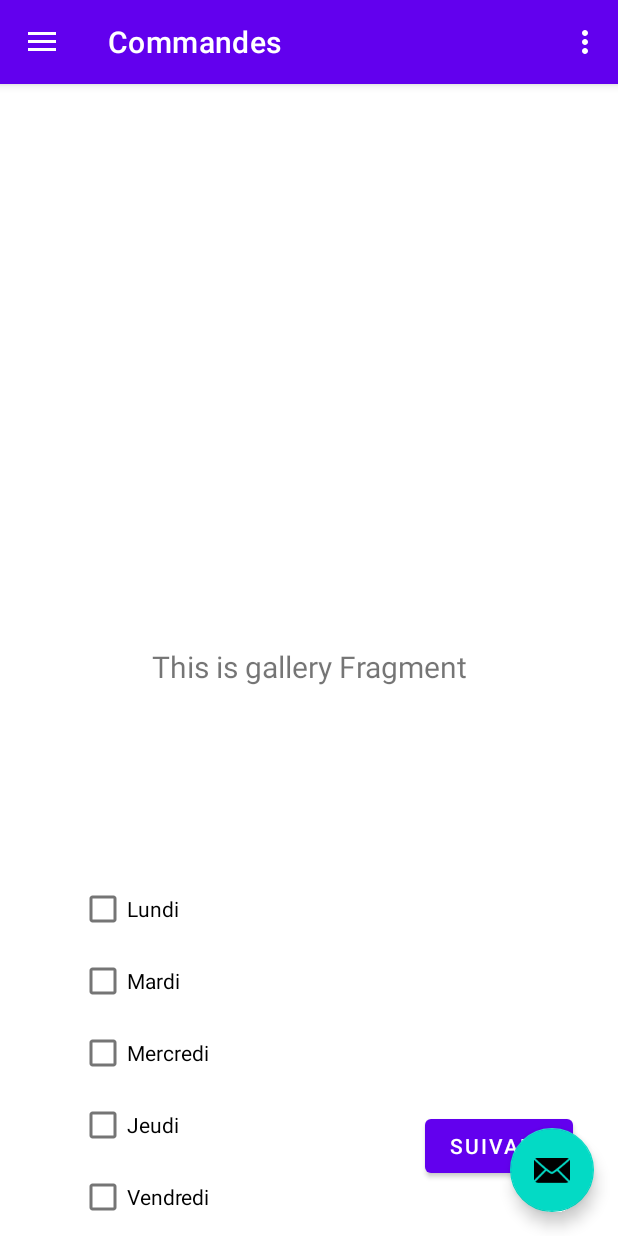
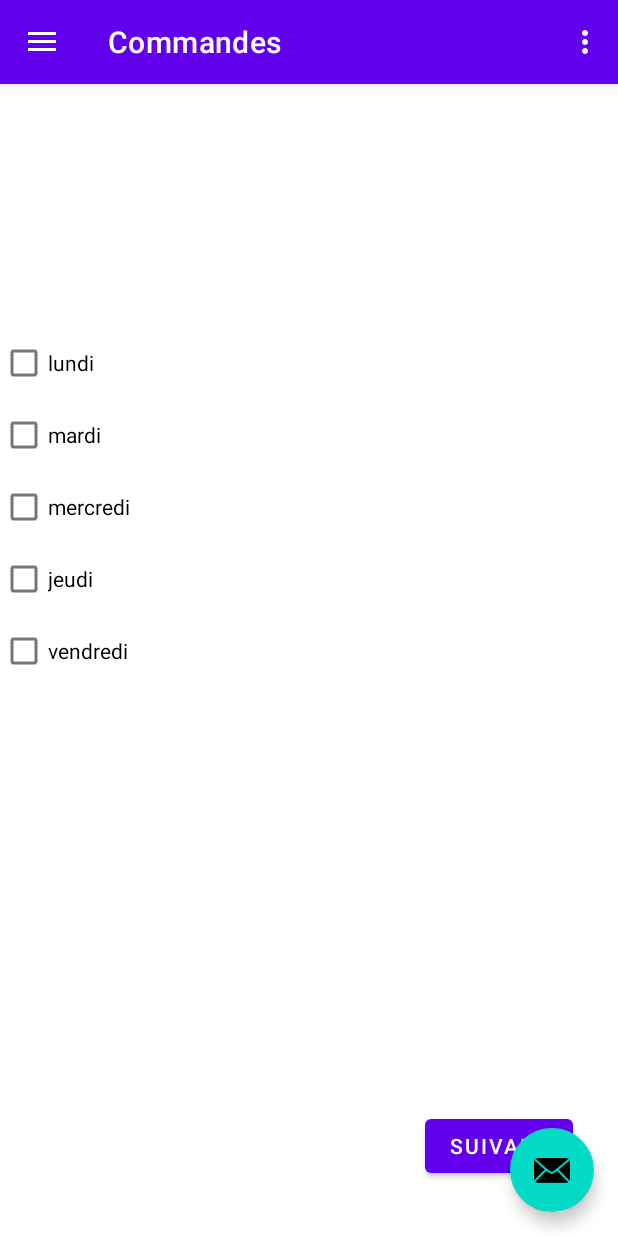
Before and after one commit to BentahriMerwane/hackathon-2021-Ephec, an Android app: the screen it shows after launch (MainActivity), in the side drawer, after a tap on "Commandes", on a phone screen of 412 x 824 dp. Run offline under Robolectric (Android 15) with nearby library versions, the phone set to English and light mode, and no system bars; our stand-ins replace navigation-ui.

Commit message:
repas et commande

```diff
--- a/app/src/main/java/com/example/myapplication/ui/commande/CommandeViewModel.kt
+++ b/app/src/main/java/com/example/myapplication/ui/commande/CommandeViewModel.kt
@@ -7,7 +7,7 @@ import androidx.lifecycle.ViewModel
 class CommandeViewModel : ViewModel() {
 
     private val _text = MutableLiveData<String>().apply {
-        value = "This is gallery Fragment"
+        value = ""
     }
     val text: LiveData<String> = _text
 }
--- a/app/src/main/res/layout/fragment_commandes.xml
+++ b/app/src/main/res/layout/fragment_commandes.xml
@@ -19,46 +19,40 @@
         app:layout_constraintEnd_toEndOf="parent"
         app:layout_constraintStart_toStartOf="parent"
         app:layout_constraintTop_toTopOf="parent" />
+
     <TableLayout
         android:id="@+id/tableLayout"
-        android:layout_width="409dp"
-        android:layout_height="0dp"
-        android:layout_marginBottom="2dp"
-        app:layout_constraintBottom_toBottomOf="parent"
-        app:layout_constraintEnd_toEndOf="parent"
-        app:layout_constraintTop_toBottomOf="@+id/textView2">
+        android:layout_width="match_parent"
+        android:layout_height="wrap_content"
+        app:layout_constraintBottom_toBottomOf="@+id/nav_commandes"
+        app:layout_constraintEnd_toEndOf="parent">
 
 
         <CheckBox
             android:id="@+id/lundi"
-            android:text="Lundi"
-            android:translationX="50dp" />
+            android:text="@string/lundi" />
 
         <CheckBox
             android:id="@+id/mardi"
             android:layout_width="match_parent"
             android:layout_height="wrap_content"
-            android:text="Mardi"
-            android:translationX="50dp" />
+            android:text="@string/mardi" />
 
         <CheckBox
             android:id="@+id/mercredi"
-            android:text="Mercredi"
-            android:translationX="50dp" />
+            android:text="@string/mercredi" />
 
         <CheckBox
             android:id="@+id/jeudi"
             android:layout_width="match_parent"
             android:layout_height="wrap_content"
-            android:text="Jeudi"
-            android:translationX="50dp" />
+            android:text="@string/jeudi" />
 
         <CheckBox
             android:id="@+id/vendredi"
             android:layout_width="match_parent"
             android:layout_height="wrap_content"
-            android:text="Vendredi"
-            android:translationX="50dp" />
+            android:text="@string/vendredi" />
     </TableLayout>
 
     <Button
--- a/app/src/main/res/layout/fragment_repas.xml
+++ b/app/src/main/res/layout/fragment_repas.xml
@@ -12,7 +12,7 @@
         android:layout_height="wrap_content"
         android:layout_marginTop="29dp"
         android:layout_marginEnd="127dp"
-        android:text="semaine suivante"
+        android:text="@string/repas"
         android:textAlignment="center"
         app:layout_constraintEnd_toEndOf="parent"
         app:layout_constraintTop_toTopOf="parent" />
--- a/app/src/main/res/values/strings.xml
+++ b/app/src/main/res/values/strings.xml
@@ -1,5 +1,5 @@
 <resources>
-    <string name="app_name">My Application</string>
+    <string name="app_name">Food-Healthphec</string>
     <string name="navigation_drawer_open">Open navigation drawer</string>
     <string name="navigation_drawer_close">Close navigation drawer</string>
     <string name="nav_header_title">Android Studio</string>
@@ -10,7 +10,13 @@
     <string name="login">Login</string>
     <string name="commandes">Commandes</string>
     <string name="param">Paramètres</string>
-    <string name="repas">Repas</string>
+    <string name="repas">Mes Repas</string>
+    <string name="lundi">lundi</string>
+    <string name="mardi">mardi</string>
+    <string name="mercredi">mercredi</string>
+    <string name="jeudi">jeudi</string>
+    <string name="vendredi">vendredi</string>
+
     <!-- TODO: Remove or change this placeholder text -->
     <string name="hello_blank_fragment">Hello blank fragment</string>
 </resources>
```
